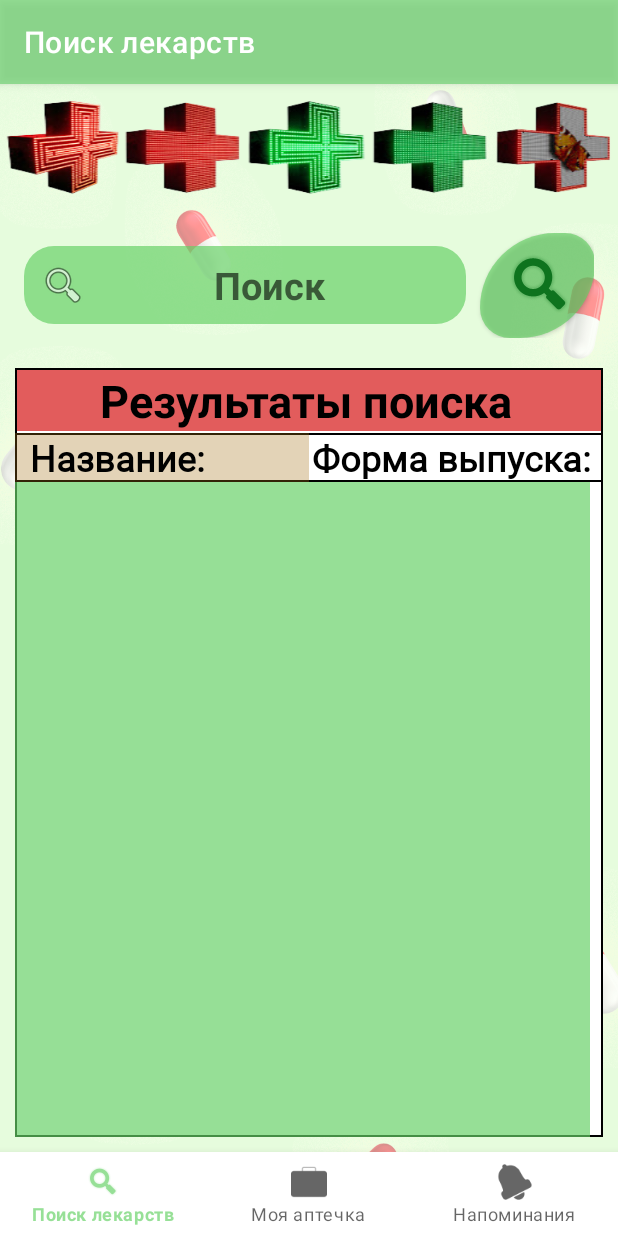
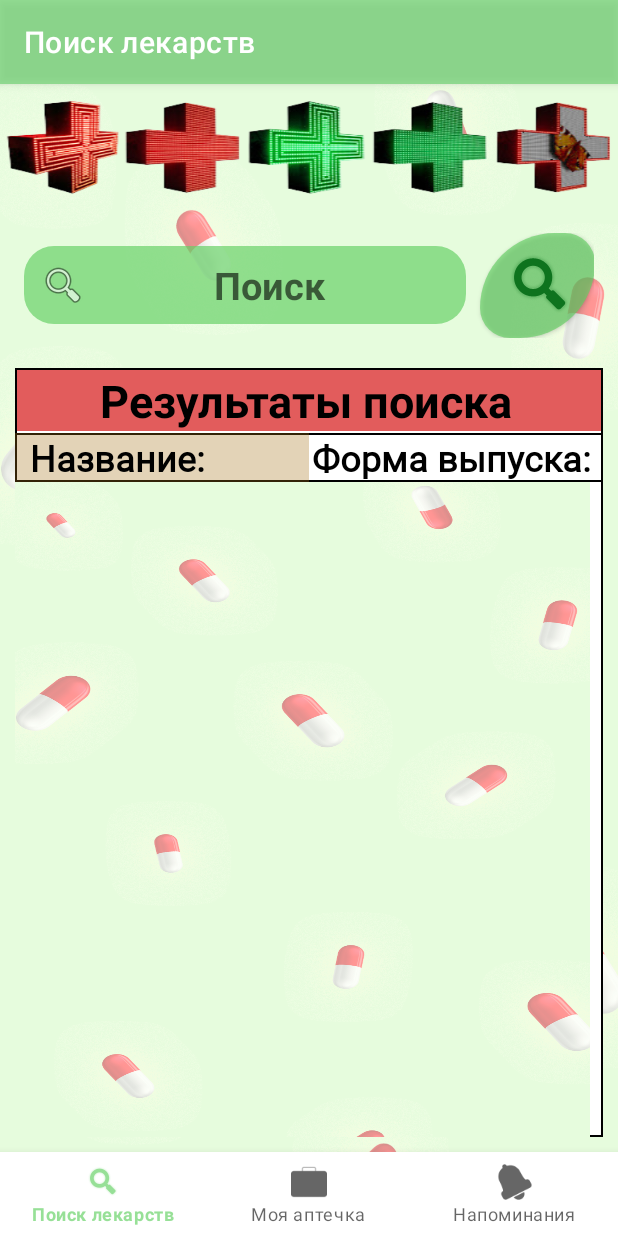
Before and after one commit to ven0n1/MyAidKit, an Android app: the HomeFragment screen opened through its navigation route, on a phone screen of 412 x 824 dp. Run offline under Robolectric (Android 15) with nearby library versions, the phone set to English and light mode, and no system bars; our stand-ins replace navigation-ui; Roboto replaces fonts that are not available here.

Commit message:
CHECKPOINTv3!!!!

```diff
--- a/app/src/main/res/layout/fragment_home.xml
+++ b/app/src/main/res/layout/fragment_home.xml
@@ -143,7 +143,7 @@
             android:id="@+id/HomeList"
             android:layout_width="383dp"
             android:layout_height="470dp"
-            android:background="@color/lightgr" />
+            android:background="@drawable/background" />
     </LinearLayout>
 
     <androidx.constraintlayout.widget.Group
```
